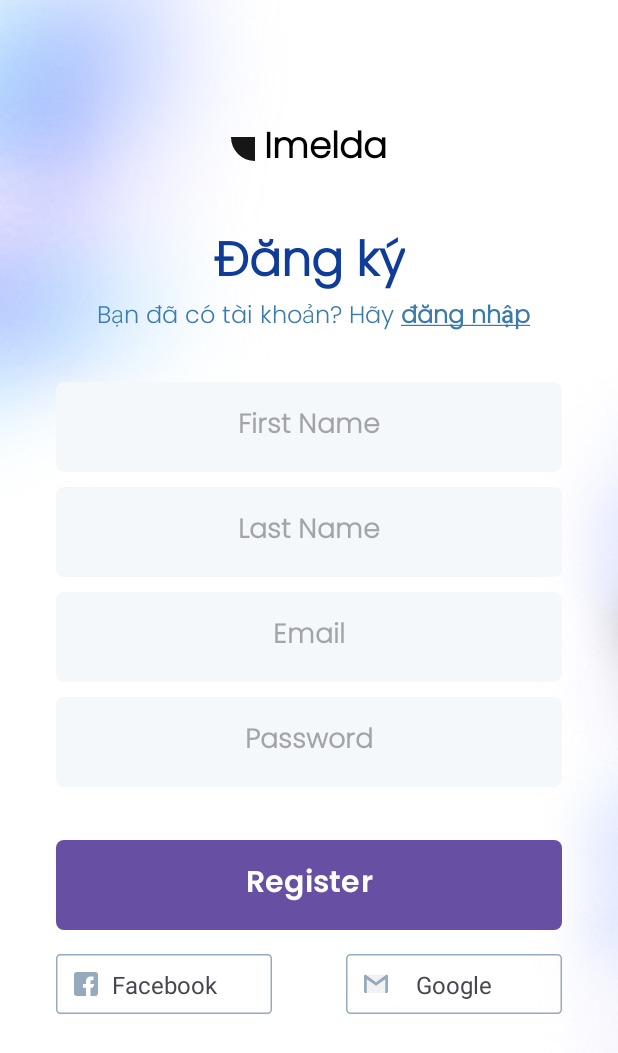
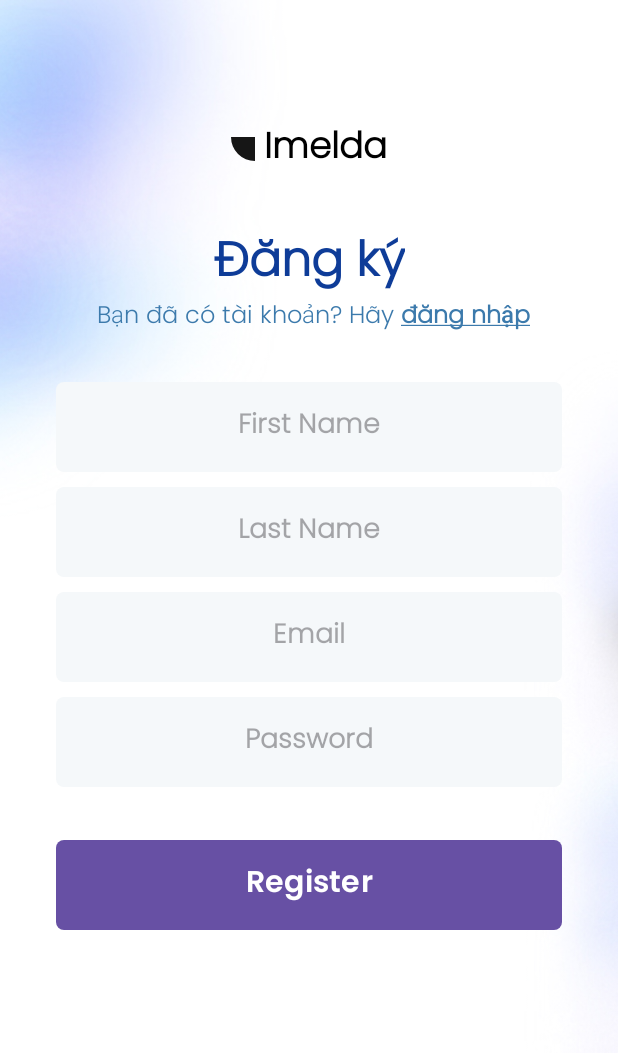
Before and after one commit to tungha262/baitaplon, an Android app: the RegisterFragment screen opened through its navigation route, on a phone screen of 412 x 824 dp. Shown: the top 1053 px of the screen. Run offline under Robolectric (Android 15) with nearby library versions, the phone set to English and light mode, and no system bars; our stand-ins replace Dagger/Hilt's generated code, Firebase (no records; nobody signed in at launch, a user with empty details on screens opened directly); plain views replace CircularProgressButton; network calls fail.

Commit message:
last commit

```diff
--- a/app/src/main/java/com/example/baitaplon/adapter/OrderAdapter.kt
+++ b/app/src/main/java/com/example/baitaplon/adapter/OrderAdapter.kt
@@ -9,26 +9,26 @@ import android.widget.ImageView
 import android.widget.TextView
 import com.example.baitaplon.R
 import com.example.baitaplon.data.OrderItem
+import com.squareup.picasso.Picasso
 
 // Adapter để hiển thị danh sách các mục đơn hàng trong ListView
 class OrderAdapter(context: Context, private val orderItems: List<OrderItem>) : ArrayAdapter<OrderItem>(context, 0, orderItems) {
     override fun getView(position: Int, convertView: View?, parent: ViewGroup): View {
-        // Nếu convertView không tồn tại, inflate nó từ layout order_item.xml
         val view = convertView ?: LayoutInflater.from(context).inflate(R.layout.order_item, parent, false)
 
-        // Lấy đối tượng OrderItem tại vị trí hiện tại
         val orderItem = getItem(position)
 
         // ánh xa
         val tvProductCartID = view.findViewById<TextView>(R.id.tvOrderLabel)
         val tvProductCartPrice = view.findViewById<TextView>(R.id.tvTotalAmount)
         val tvProductCartStatusOrder = view.findViewById<TextView>(R.id.tvProductCartStatusOrder)
-
+        val imgView = view.findViewById<ImageView>(R.id.imageOrderItem)
         // Đặt dữ liệu vào các view tương ứng
         orderItem?.let {
             tvProductCartID.text = "Mã đơn hàng: ${it.orderLabel}"  // Đặt mã sản phẩm
             tvProductCartPrice.text = "Tổng số tiền: ${it.totalAmount.formatPrice()}đ" // Đặt giá sản phẩm trực tiếp
             tvProductCartStatusOrder.text = it.orderStatus
+            Picasso.get().load(orderItem.image).into(imgView)
             if (it.orderStatus == "Thành công") {
                 tvProductCartStatusOrder.setTextColor(context.getColor(R.color.green))
             }
--- a/app/src/main/java/com/example/baitaplon/data/OrderItem.kt
+++ b/app/src/main/java/com/example/baitaplon/data/OrderItem.kt
@@ -3,5 +3,6 @@ package com.example.baitaplon.data
 data class OrderItem(
     val orderLabel: String,
     val totalAmount: Int,
-    val orderStatus: String
+    val orderStatus: String,
+    val image : String
 )
--- a/app/src/main/java/com/example/baitaplon/fragments/shopping/CheckoutFragment.kt
+++ b/app/src/main/java/com/example/baitaplon/fragments/shopping/CheckoutFragment.kt
@@ -30,6 +30,7 @@ class CheckoutFragment : Fragment() {
     private lateinit var userManager: UserManager
     private var totalPrice: String? = null
     private var totalPriceTmp: Int? = null
+    private var imageLink : String ?= null
 
     companion object {
         private const val PAYMENT_REQUEST_CODE = 1001
@@ -51,6 +52,8 @@ class CheckoutFragment : Fragment() {
 
         totalPrice = (arguments?.getInt("totalPrice") ?: 0).formatPrice()
         totalPriceTmp = arguments?.getInt("totalPrice")
+        imageLink = arguments?.getString("imageLink")
+        Log.d("Check", "imageLink: $imageLink")
         Log.d("Check", "totalPrice: $totalPrice")
         binding.tvCheckoutPrice.text = totalPrice
         binding.imageAddressClose.setOnClickListener {
@@ -89,8 +92,9 @@ class CheckoutFragment : Fragment() {
             put("phoneNumber", phoneNumber)
             put("totalAmount", totalPriceTmp)
             put("token", "")
+            put("firstOrderImage", imageLink)
         }
-
+        Log.d("OrderData", "Order data: $orderData")
         serverService.createOrder(orderData, object : ServerService.ServerCallback {
             override fun onSuccess(response: JSONObject) {
                 serverService.clearShoppingCart(email!!, object : ServerService.ServerCallback {
--- a/app/src/main/java/com/example/baitaplon/fragments/shopping/OrderFragment.kt
+++ b/app/src/main/java/com/example/baitaplon/fragments/shopping/OrderFragment.kt
@@ -51,7 +51,6 @@ class OrderFragment : Fragment() {
     }
 
     private fun loadOrderData(email: String) {
-        Log.d("Alo?????", "WTF")
         serverService.getOrderByEmail(email, object : ServerService.ServerCallbackArray{
             override fun onSuccess(response: JSONArray) {
                 try{
@@ -60,12 +59,14 @@ class OrderFragment : Fragment() {
                         val jsonObject = response.getJSONObject(i)
                         val orderLabel = jsonObject.getString("orderLabel")
                         val totalAmount = jsonObject.getInt("totalAmount")
+                        val image = jsonObject.getString("firstOrderImage")
                         var status = "Thanh toán thất bại"
                         if (jsonObject.getString("token").isNotEmpty()){
                             status = "Thành công"
                         }
 
-                        val orderItem = OrderItem(orderLabel, totalAmount, status)
+                        val orderItem = OrderItem(orderLabel, totalAmount, status, image)
+                        Log.d("OrderFragment", "Order item: $orderItem")
                         orderItemList.add(orderItem)
                         Log.d("OrderFragment", "Order item: ${orderItemList.size}")
                     }
--- a/app/src/main/res/layout/fragment_register.xml
+++ b/app/src/main/res/layout/fragment_register.xml
@@ -120,42 +120,6 @@
             app:layout_constraintStart_toStartOf="@id/guidelineRegisterLeft"
             app:layout_constraintTop_toBottomOf="@id/edPasswordRegister" />
 
-        <ImageView
-            android:id="@+id/facebookRegister"
-            android:layout_width="wrap_content"
-            android:layout_height="wrap_content"
-            android:layout_marginTop="16dp"
-            app:layout_constraintStart_toStartOf="@id/guidelineRegisterLeft"
-            app:layout_constraintTop_toBottomOf="@id/buttonRegisterRegister"
-            android:src="@drawable/facebook_login"/>
-        <TextView
-            android:layout_width="wrap_content"
-            android:layout_height="wrap_content"
-            android:text="Facebook"
-            app:layout_constraintStart_toStartOf="@id/facebookRegister"
-            app:layout_constraintEnd_toEndOf="@id/facebookRegister"
-            app:layout_constraintTop_toTopOf="@id/facebookRegister"
-            app:layout_constraintBottom_toBottomOf="@id/facebookRegister"
-            android:textSize="16dp" />
-
-        <ImageView
-            android:id="@+id/googleRegister"
-            android:layout_width="wrap_content"
-            android:layout_height="wrap_content"
-            android:layout_marginTop="16dp"
-            app:layout_constraintEnd_toEndOf="@id/guidelineRegisterRight"
-            app:layout_constraintTop_toBottomOf="@id/buttonRegisterRegister"
-            android:src="@drawable/google_login"/>
-        <TextView
-            android:layout_width="wrap_content"
-            android:layout_height="wrap_content"
-            android:text="Google"
-            app:layout_constraintStart_toStartOf="@id/googleRegister"
-            app:layout_constraintEnd_toEndOf="@id/googleRegister"
-            app:layout_constraintTop_toTopOf="@id/googleRegister"
-            app:layout_constraintBottom_toBottomOf="@id/googleRegister"
-            android:textSize="16dp" />
-
         <androidx.constraintlayout.widget.Guideline
             android:id="@+id/guidelineRegisterLeft"
             android:layout_width="wrap_content"
```
Also changed, not shown: app/src/main/java/com/example/baitaplon/fragments/shopping/CartFragment.kt (+4 -3 lines), app/src/main/res/layout/fragment_login.xml (+0 -18 lines), app/src/main/res/layout/order_item.xml (+5 -5 lines).
